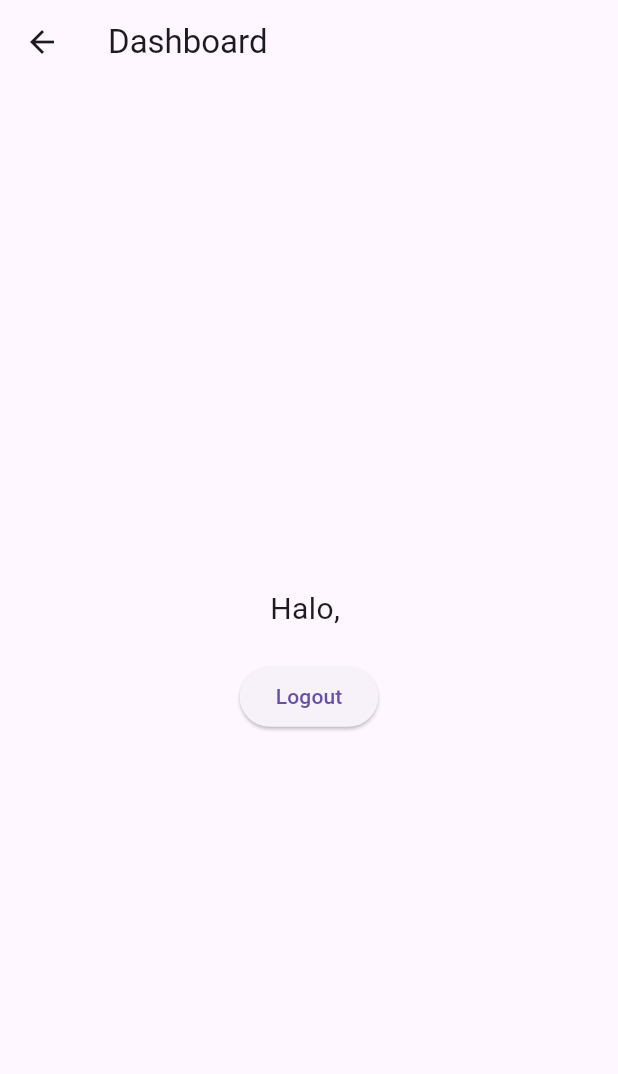
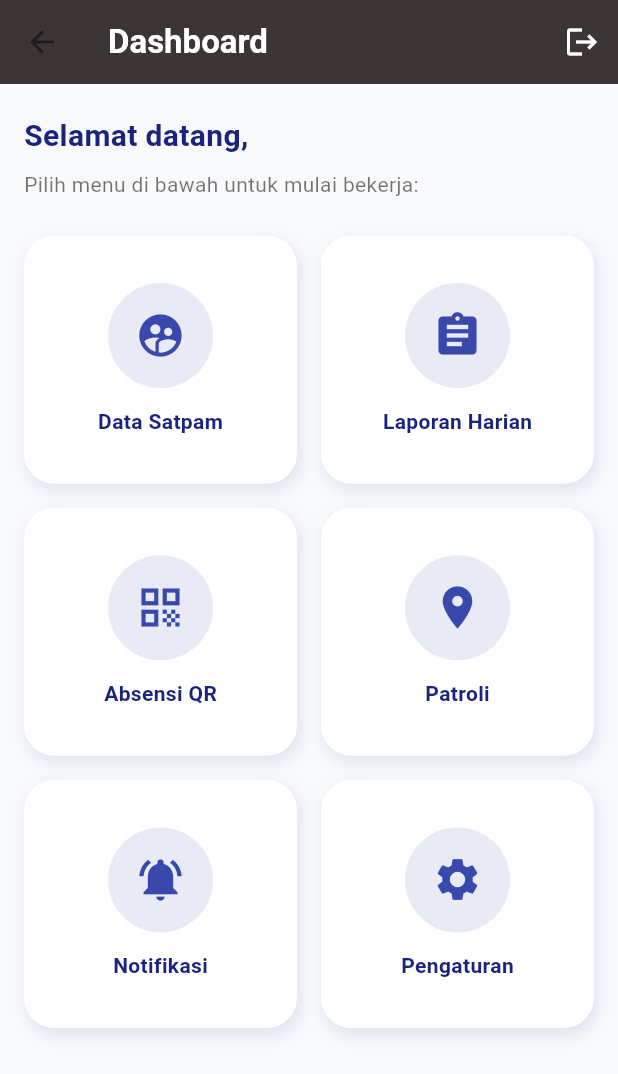
Before and after one commit to insoft-developers/qbsc_saas_flutter, a Flutter app: the HomeView screen opened by its route, on a phone screen of 412 x 824 dp. Shown: the top 1074 px of the screen. Run offline on Flutter 3.47's test engine with Material 3 defaults, Android fonts, the phone set to English and light mode, and no system bars; our stand-ins replace dio, get, shared_preferences; accounts and stored records are empty.

Commit message:
dashoard menu

```diff
--- a/lib/app/views/home_view.dart
+++ b/lib/app/views/home_view.dart
@@ -7,24 +7,131 @@ class HomeView extends StatelessWidget {
 
   final AuthController controller = Get.put(AuthController());
 
+  final List<Map<String, dynamic>> menuItems = [
+    {'icon': Icons.supervised_user_circle, 'label': 'Data Satpam'},
+    {'icon': Icons.assignment, 'label': 'Laporan Harian'},
+    {'icon': Icons.qr_code, 'label': 'Absensi QR'},
+    {'icon': Icons.location_on, 'label': 'Patroli'},
+    {'icon': Icons.notifications_active, 'label': 'Notifikasi'},
+    {'icon': Icons.settings, 'label': 'Pengaturan'},
+  ];
+
   @override
   Widget build(BuildContext context) {
     return Scaffold(
-      appBar: AppBar(title: const Text('Dashboard')),
-      body: Center(
+      backgroundColor: const Color(0xFFF8F9FB),
+      appBar: AppBar(
+        backgroundColor: const Color.fromARGB(255, 60, 53, 53),
+        title: const Text(
+          'Dashboard',
+          style: TextStyle(fontWeight: FontWeight.w600, color: Colors.white),
+        ),
+        actions: [
+          IconButton(
+            icon: const Icon(Icons.logout, color: Colors.white),
+            onPressed: controller.logout,
+          ),
+        ],
+      ),
+      body: SafeArea(
+        child: Padding(
+          padding: const EdgeInsets.symmetric(horizontal: 16, vertical: 20),
+          child: Column(
+            crossAxisAlignment: CrossAxisAlignment.start,
+            children: [
+              Obx(
+                () => Text(
+                  'Selamat datang, ${controller.userName.value}',
+                  style: const TextStyle(
+                    fontSize: 20,
+                    fontWeight: FontWeight.bold,
+                    color: Color(0xFF1A237E),
+                  ),
+                ),
+              ),
+              const SizedBox(height: 8),
+              const Text(
+                'Pilih menu di bawah untuk mulai bekerja:',
+                style: TextStyle(fontSize: 14, color: Colors.black54),
+              ),
+              const SizedBox(height: 24),
+
+              // 🔹 Grid menu (6 tombol)
+              Expanded(
+                child: GridView.builder(
+                  itemCount: menuItems.length,
+                  gridDelegate: const SliverGridDelegateWithFixedCrossAxisCount(
+                    crossAxisCount: 2,
+                    crossAxisSpacing: 16,
+                    mainAxisSpacing: 16,
+                    childAspectRatio: 1.1,
+                  ),
+                  itemBuilder: (context, index) {
+                    final item = menuItems[index];
+                    return _buildMenuCard(
+                      context,
+                      icon: item['icon'],
+                      label: item['label'],
+                      onTap: () {
+                        Get.snackbar(
+                          'Menu',
+                          'Kamu menekan: ${item['label']}',
+                          snackPosition: SnackPosition.BOTTOM,
+                          backgroundColor: Colors.indigo.shade100,
+                          colorText: Colors.black87,
+                        );
+                      },
+                    );
+                  },
+                ),
+              ),
+            ],
+          ),
+        ),
+      ),
+    );
+  }
+
+  Widget _buildMenuCard(
+    BuildContext context, {
+    required IconData icon,
+    required String label,
+    required VoidCallback onTap,
+  }) {
+    return InkWell(
+      onTap: onTap,
+      borderRadius: BorderRadius.circular(20),
+      child: Ink(
+        decoration: BoxDecoration(
+          color: Colors.white,
+          borderRadius: BorderRadius.circular(20),
+          boxShadow: [
+            BoxShadow(
+              color: Colors.indigo.shade100.withOpacity(0.5),
+              blurRadius: 8,
+              offset: const Offset(2, 4),
+            ),
+          ],
+        ),
         child: Column(
           mainAxisAlignment: MainAxisAlignment.center,
           children: [
-            Obx(
-              () => Text(
-                'Halo, ${controller.userName.value}',
-                style: const TextStyle(fontSize: 20),
+            Container(
+              decoration: BoxDecoration(
+                color: Colors.indigo.shade50,
+                shape: BoxShape.circle,
               ),
+              padding: const EdgeInsets.all(18),
+              child: Icon(icon, color: Colors.indigo.shade600, size: 34),
             ),
-            const SizedBox(height: 20),
-            ElevatedButton(
-              onPressed: controller.logout,
-              child: const Text('Logout'),
+            const SizedBox(height: 12),
+            Text(
+              label,
+              style: const TextStyle(
+                fontSize: 14,
+                fontWeight: FontWeight.w600,
+                color: Color(0xFF1A237E),
+              ),
             ),
           ],
         ),
```
Also changed, not shown: lib/app/controllers/auth_controller.dart (+17 -17 lines), lib/app/views/login_view.dart (+106 -169 lines), lib/app/views/splash_view.dart (+24 -14 lines), lib/main.dart (+7 -14 lines), 2 other files.
